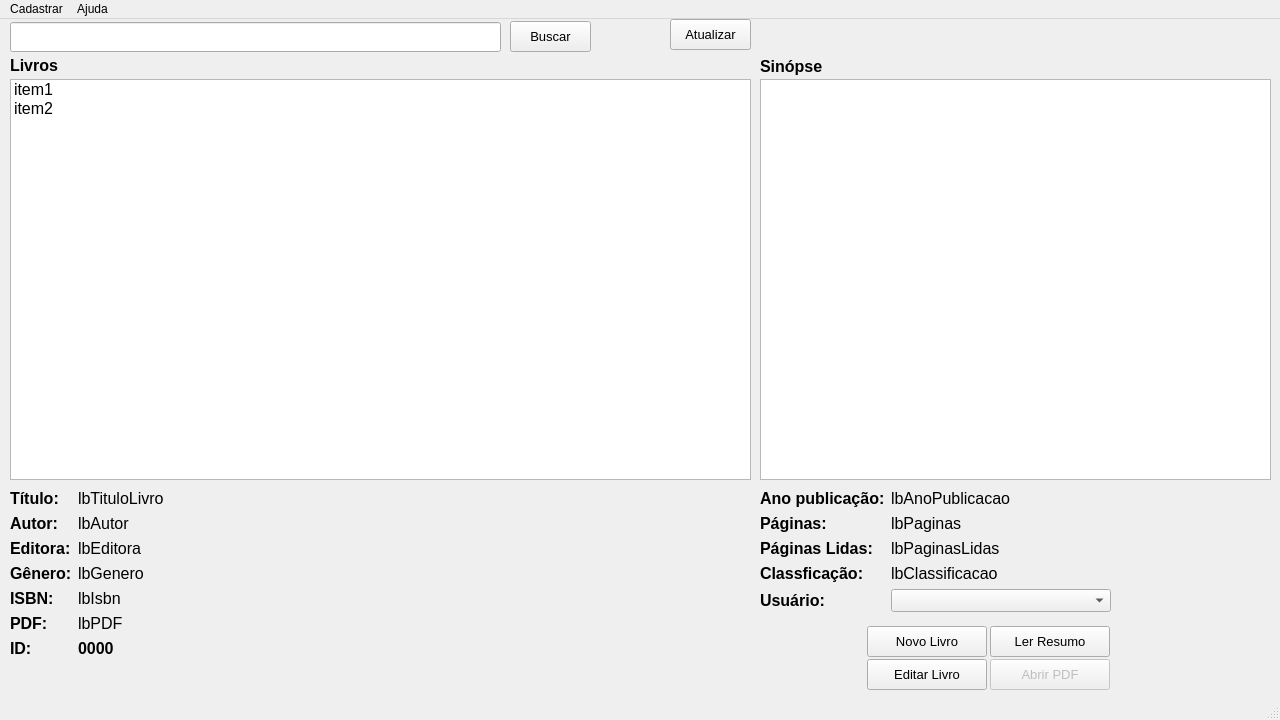
Old version of the form screen/ui_designer/screen_main.ui in the repository mateusmoratelli/MinhaBiblioteca.
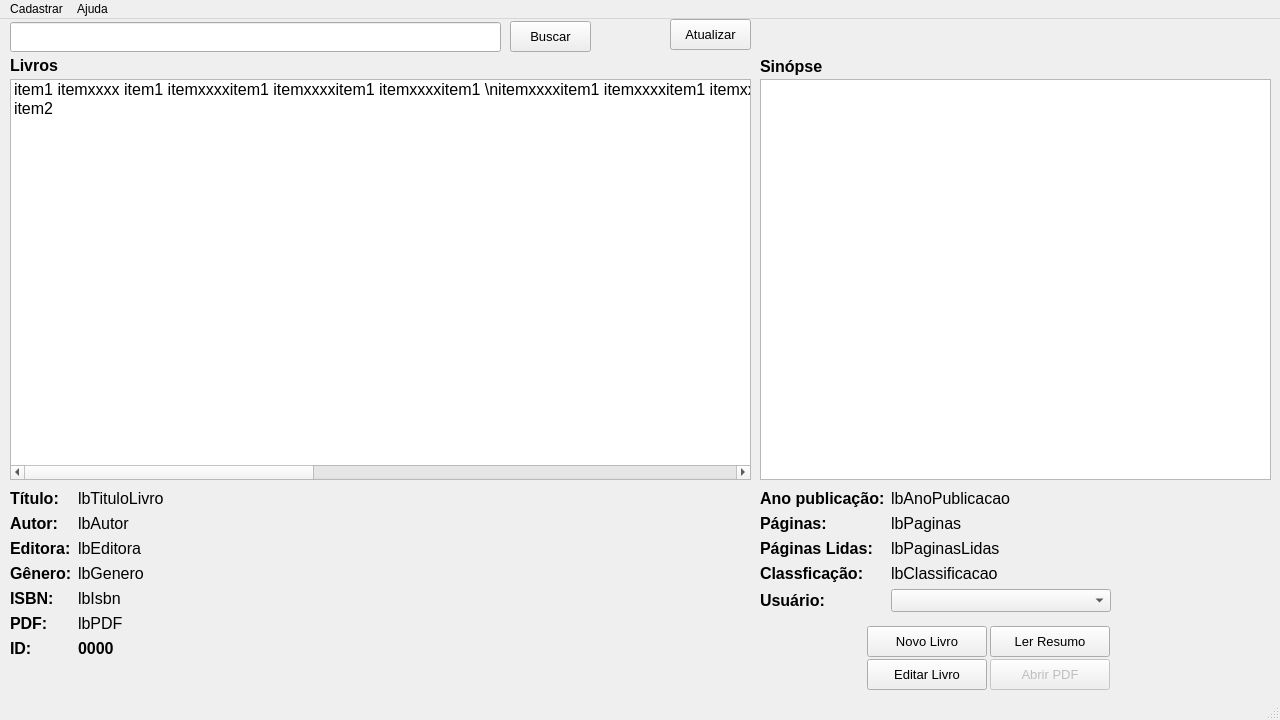
New version of the form. Icons and pictures are not drawn.

What changed in the file:
```diff
--- a/screen/ui_designer/screen_main.ui
+++ b/screen/ui_designer/screen_main.ui
@@ -28,9 +28,15 @@
       <pointsize>12</pointsize>
      </font>
     </property>
+    <property name="focusPolicy">
+     <enum>Qt::WheelFocus</enum>
+    </property>
+    <property name="lineWidth">
+     <number>1</number>
+    </property>
     <item>
      <property name="text">
-      <string>item1</string>
+      <string>item1 itemxxxx item1 itemxxxxitem1 itemxxxxitem1 itemxxxxitem1 \nitemxxxxitem1 itemxxxxitem1 itemxxxxitem1 itemxxxxitem1 itemxxxxitem1 itemxxxxitem1 itemxxxxitem1 itemxxxxitem1 itemxxxxitem1 itemxxxxitem1 itemxxxxitem1 itemxxxxitem1 itemxxxx</string>
      </property>
     </item>
     <item>
```
Left out of the diff: 6 changed lines with no effect on the pictures.
